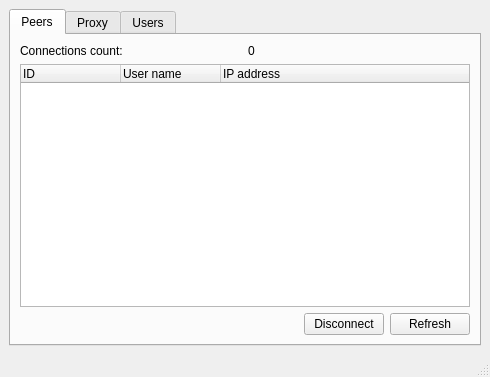
This is source/router/manager/main_window.ui in dchapyshev/aspia as Qt 5 draws it before an edit. The edited form follows.
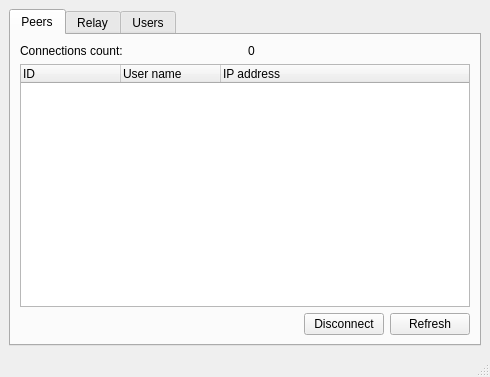
This is the edited form. Icons and pictures are not drawn.

Commit message: Added session for relay servers.

Patch:
```diff
--- a/source/router/manager/main_window.ui
+++ b/source/router/manager/main_window.ui
@@ -100,7 +100,7 @@
       </widget>
       <widget class="QWidget" name="tab_proxy">
        <attribute name="title">
-        <string>Proxy</string>
+        <string>Relay</string>
        </attribute>
        <layout class="QVBoxLayout" name="verticalLayout_2">
         <item>
```
Left out of the diff: 6 changed lines with no effect on the pictures. The commit also changes 17 other files.
